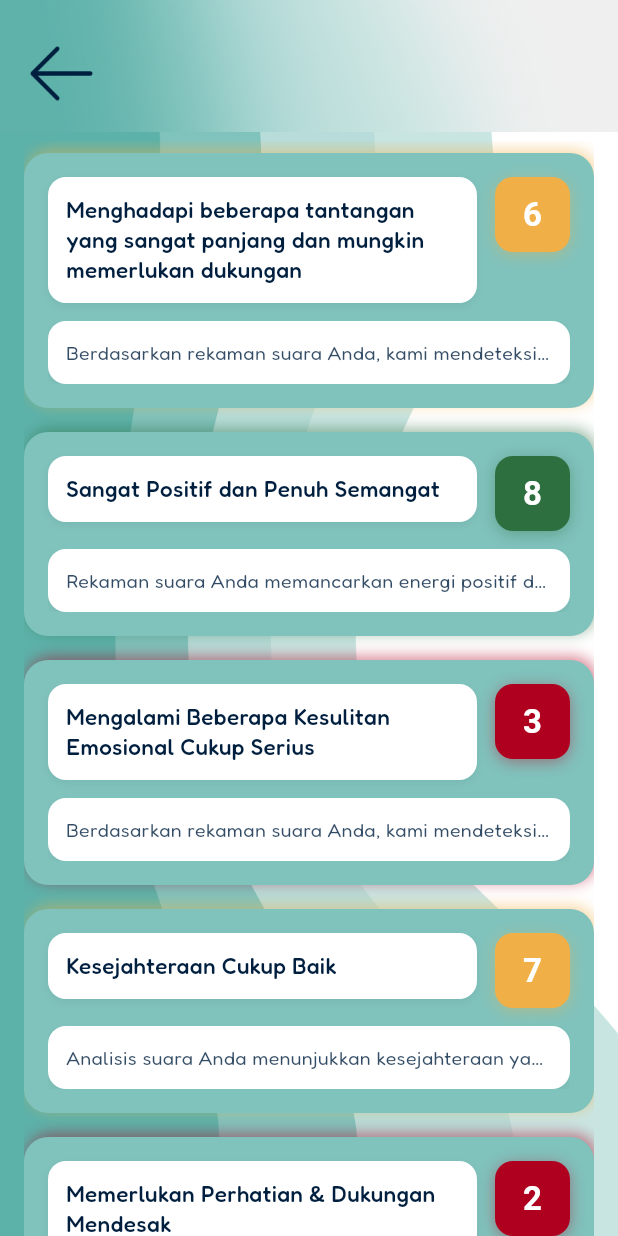
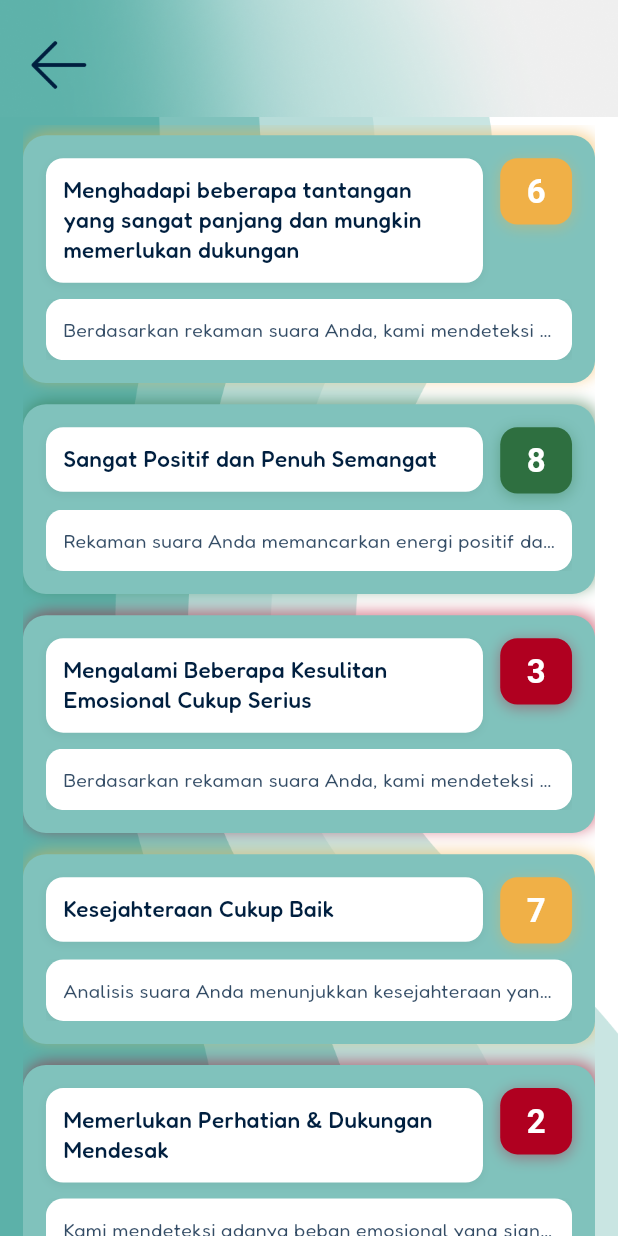
Before and after one commit to Wibson27/OtakAtik, a Flutter app: the HistoryScreen screen opened by its route, on a phone screen of 412 x 824 dp. Run offline on Flutter 3.47's test engine with Material 3 defaults, Android fonts, the light colour scheme and no system bars; our stand-ins replace bloc, file_picker, flutter_bloc, google_fonts, image_picker, permission_handler; missing offline and left inert: record; statements that could not run were skipped.

Commit message:
color_utils.dart and history_screen.dart updates

```diff
--- a/frontend/lib/common/app_color.dart
+++ b/frontend/lib/common/app_color.dart
@@ -10,4 +10,5 @@ class AppColor {
   static const Color navyText = Color(0xFF001F3F);
   static const Color hijauSuccess = Color(0xFF2E6F40);
   static const Color merahError = Color(0xFFB00020);
+  static const Color hitamNormal = Color(0xFF000000);
 }
--- a/frontend/lib/common/color_utils.dart
+++ b/frontend/lib/common/color_utils.dart
@@ -1,27 +1,14 @@
-class TimeFormatter {
-  static String formatTime(DateTime dateTime) {
-    final now = DateTime.now();
-    final difference = now.difference(dateTime);
+import 'package:flutter/material.dart';
+import 'package:frontend/common/app_color.dart';
 
-    if (difference.inSeconds < 30) {
-      return 'baru saja';
-    } else if (difference.inMinutes < 1) {
-      return '${difference.inSeconds} detik lalu';
-    } else if (difference.inMinutes < 60) {
-      return '${difference.inMinutes} menit lalu';
-    } else if (difference.inHours < 24) {
-      return '${difference.inHours} jam lalu';
-    } else if (difference.inDays < 7) {
-      return '${difference.inDays} hari lalu';
+class ColorUtils {
+  static Color getScoreColor(double score) {
+    if (score >= 7.0) {
+      return AppColor.hijauSuccess;
+    } else if (score >= 4.0) {
+      return AppColor.kuning;
     } else {
-      final weeksDiff = (difference.inDays / 7).floor();
-      return '$weeksDiff minggu lalu';
+      return AppColor.merahError;
     }
   }
-
-  static String formatTimeDetailed(DateTime dateTime) {
-    final hour = dateTime.hour.toString().padLeft(2, '0');
-    final minute = dateTime.minute.toString().padLeft(2, '0');
-    return '$hour:$minute';
-  }
 }
--- a/frontend/lib/screens/history_screen.dart
+++ b/frontend/lib/screens/history_screen.dart
@@ -3,10 +3,11 @@ import 'package:google_fonts/google_fonts.dart';
 import 'package:frontend/common/app_color.dart';
 import 'package:frontend/common/app_route.dart';
 import 'package:frontend/common/screen_utils.dart';
+import 'package:frontend/common/color_utils.dart';
 import 'package:frontend/data/models/vocal_sentiment_analysis.dart';
 
 class HistoryScreen extends StatefulWidget {
-  HistoryScreen({super.key});
+  const HistoryScreen({super.key});
 
   @override
   State<HistoryScreen> createState() => _HistoryScreenState();
@@ -15,18 +16,6 @@ class HistoryScreen extends StatefulWidget {
 class _HistoryScreenState extends State<HistoryScreen> {
   // Track expanded card index
   int? expandedIndex;
-
-  //function warna skor
-  Color _getScoreColor(double score) {
-    if (score >= 7.0) {
-      return AppColor.hijauSuccess;
-    } else if (score >= 4.0) {
-      return AppColor.kuning;
-    } else {
-      return AppColor.merahError;
-    }
-  }
-
   // sample data
   final List<VocalSentimentAnalysis> historyData = [
     VocalSentimentAnalysis(
@@ -104,9 +93,8 @@ class _HistoryScreenState extends State<HistoryScreen> {
 
   @override
   Widget build(BuildContext context) {
-    final screenSize = MediaQuery.of(context).size;
-    final screenWidth = screenSize.width;
-    final screenHeight = screenSize.height;
+    final screenWidth = context.screenWidth;
+    final screenHeight = context.screenHeight;
 
     return Scaffold(
       backgroundColor: AppColor.putihNormal,
@@ -140,21 +128,21 @@ class _HistoryScreenState extends State<HistoryScreen> {
           right: 0,
           child: Image.asset(
             'assets/images/blur_top_history.png',
-            width: 429,
-            height: 88,
+            width: context.scaleWidth(429),
+            height: context.scaleHeight(88),
             fit: BoxFit.cover,
           ),
         ),
         Positioned(
-          top: 16,
-          left: 8,
+          top: context.scaleHeight(16),
+          left: context.scaleWidth(8),
           child: GestureDetector(
             onTap: () {
               Navigator.pop(context);
             },
             child: SizedBox(
-              width: 66,
-              height: 66,
+              width: context.scaleWidth(66),
+              height: context.scaleHeight(66),
               child: Image.asset(
                 'assets/images/arrow.png',
                 fit: BoxFit.contain,
@@ -163,16 +151,16 @@ class _HistoryScreenState extends State<HistoryScreen> {
           ),
         ),
         Positioned(
-          top: 94,
-          left: 16,
-          right: 16,
+          top: context.scaleHeight(94),
+          left: context.scaleWidth(16),
+          right: context.scaleWidth(16),
           bottom: 0,
           child: ListView.builder(
             padding: EdgeInsets.fromLTRB(
               0,
-              8,
+              context.scaleHeight(8),
               0,
-              24,
+              context.scaleHeight(24),
             ),
             itemCount: historyData.length,
             itemBuilder: (context, index) {
@@ -180,7 +168,7 @@ class _HistoryScreenState extends State<HistoryScreen> {
               final isExpanded = expandedIndex == index;
 
               return Padding(
-                padding: EdgeInsets.only(bottom: 16),
+                padding: EdgeInsets.only(bottom: context.scaleHeight(16)),
                 child: GestureDetector(
                   onTap: () {
                     setState(() {
@@ -189,8 +177,9 @@ class _HistoryScreenState extends State<HistoryScreen> {
                   },
                   child: HistoryCardItem(
                     item: item,
-                    getScoreColor: _getScoreColor,
+                    getScoreColor: ColorUtils.getScoreColor,
                     isExpanded: isExpanded,
+                    context: context,
                   ),
                 ),
               );
@@ -202,17 +191,19 @@ class _HistoryScreenState extends State<HistoryScreen> {
   }
 }
 
-// --- widget card dengan animasi expand
+// widget card dengan animasi expand
 class HistoryCardItem extends StatelessWidget {
   final VocalSentimentAnalysis item;
   final Function(double) getScoreColor;
   final bool isExpanded;
+  final BuildContext context;
 
   const HistoryCardItem({
     Key? key,
     required this.item,
     required this.getScoreColor,
     required this.isExpanded,
+    required this.context,
   }) : super(key: key);
 
   @override
@@ -224,16 +215,15 @@ class HistoryCardItem extends StatelessWidget {
 
     return Container(
       width: double.infinity,
-      padding: EdgeInsets.all(16),
+      padding: EdgeInsets.all(context.scaleWidth(16)),
       decoration: BoxDecoration(
-        color: Color(0xFF80C2BC), // Warna hijau Tosca dengan hex code 80C2BC
-        borderRadius: BorderRadius.circular(16),
-        // Menghapus border dan menggantinya dengan boxShadow
+        color: const Color(0xFF80C2BC),
+        borderRadius: BorderRadius.circular(context.scaleWidth(16)),
         boxShadow: [
           BoxShadow(
-            color: itemColor.withOpacity(0.5), // Warna shadow mengikuti itemColor dengan opacity 50%
-            blurRadius: 8, // Anda bisa menyesuaikan blurRadius sesuai keinginan
-            offset: const Offset(2, -2), // Offset shadow (x=2, y=-2)
+            color: itemColor.withOpacity(0.5),
+            blurRadius: 8,
+            offset: const Offset(2, -2),
           ),
         ],
       ),
@@ -243,17 +233,15 @@ class HistoryCardItem extends StatelessWidget {
         child: Column(
           mainAxisSize: MainAxisSize.min,
           children: [
-            // title dan score - selalu tampil
             Row(
               crossAxisAlignment: CrossAxisAlignment.start,
               children: [
-                // kotak title
                 Expanded(
                   child: Container(
-                    padding: EdgeInsets.all(12),
+                    padding: EdgeInsets.all(context.scaleWidth(12)),
                     decoration: BoxDecoration(
-                      color: Colors.white,
-                      borderRadius: BorderRadius.circular(12),
+                      color: AppColor.putihNormal,
+                      borderRadius: BorderRadius.circular(context.scaleWidth(12)),
                       boxShadow: [
                         BoxShadow(
                           color: Colors.black.withOpacity(0.05),
@@ -278,18 +266,17 @@ class HistoryCardItem extends StatelessWidget {
                   ),
                 ),
 
-                SizedBox(width: 12),
+                SizedBox(width: context.scaleWidth(12)),
 
-                // kotak score
                 Container(
-                  width: 50,
-                  height: 50,
+                  width: context.scaleWidth(50),
+                  height: context.scaleHeight(50),
                   decoration: BoxDecoration(
-                    color: itemColor, // Background solid sesuai warna indikator
-                    borderRadius: BorderRadius.circular(12),
+                    color: itemColor,
+                    borderRadius: BorderRadius.circular(context.scaleWidth(12)),
                     boxShadow: [
                       BoxShadow(
-                        color: itemColor.withOpacity(0.4), // Shadow lebih menonjol
+                        color: itemColor.withOpacity(0.4),
                         blurRadius: 8,
                         offset: const Offset(0, 2),
                       ),
@@ -299,7 +286,7 @@ class HistoryCardItem extends StatelessWidget {
                     child: Text(
                       itemScore.round().toString(),
                       style: GoogleFonts.roboto(
-                        color: Colors.white, // Angka berwarna putih
+                        color: AppColor.putihNormal,
                         fontSize: 22,
                         fontWeight: FontWeight.bold,
                       ),
@@ -309,19 +296,18 @@ class HistoryCardItem extends StatelessWidget {
               ],
             ),
 
-            SizedBox(height: 12),
+            SizedBox(height: context.scaleHeight(12)),
 
-            // Detail container dengan AnimatedCrossFade
             AnimatedCrossFade(
               duration: const Duration(milliseconds: 400),
               crossFadeState:
                   isExpanded ? CrossFadeState.showSecond : CrossFadeState.showFirst,
               firstChild: Container(
                 width: double.infinity,
-                padding: EdgeInsets.all(12),
+                padding: EdgeInsets.all(context.scaleWidth(12)),
                 decoration: BoxDecoration(
-                  color: Colors.white,
-                  borderRadius: BorderRadius.circular(12),
+                  color: AppColor.putihNormal,
+                  borderRadius: BorderRadius.circular(context.scaleWidth(12)),
                   boxShadow: [
                     BoxShadow(
                       color: Colors.black.withOpacity(0.05),
@@ -340,15 +326,16 @@ class HistoryCardItem extends StatelessWidget {
                   ),
                   textAlign: TextAlign.left,
                   maxLines: 1,
-                  overflow: TextOverflow.ellipsis,
+                  overflow:
+                      TextOverflow.ellipsis,
                 ),
               ),
               secondChild: Container(
                 width: double.infinity,
-                padding: EdgeInsets.all(12),
+                padding: EdgeInsets.all(context.scaleWidth(12)),
                 decoration: BoxDecoration(
-                  color: Colors.white,
-                  borderRadius: BorderRadius.circular(12),
+                  color: AppColor.putihNormal,
+                  borderRadius: BorderRadius.circular(context.scaleWidth(12)),
                   boxShadow: [
                     BoxShadow(
                       color: Colors.black.withOpacity(0.05),
```
